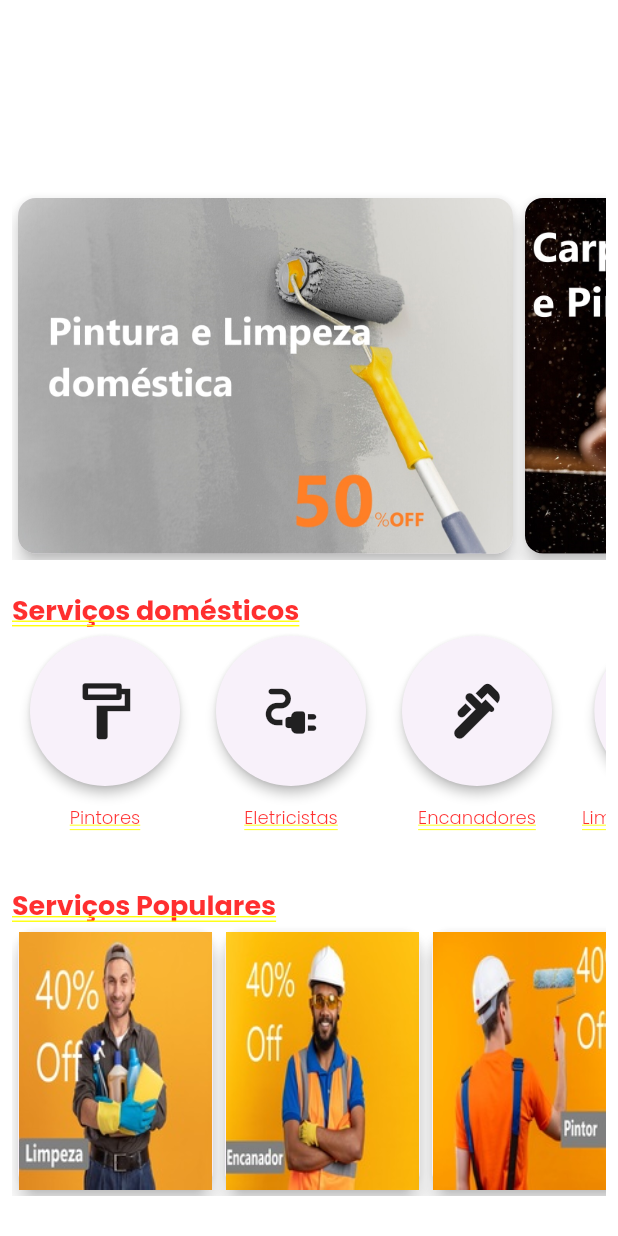
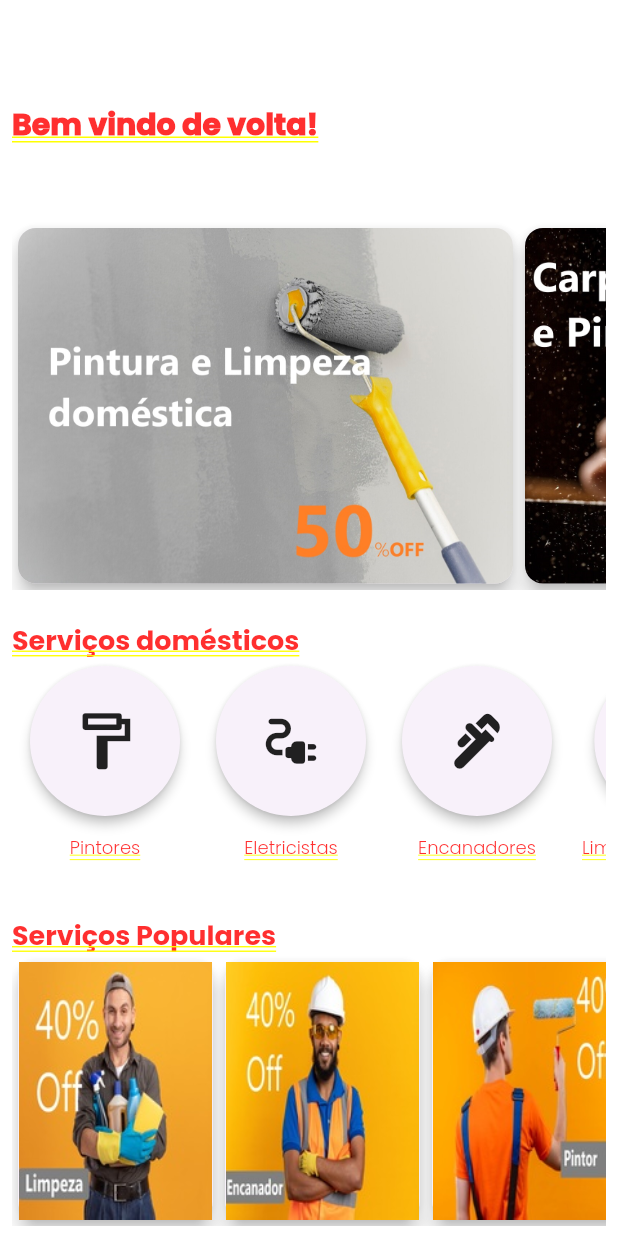
Before and after one commit to emanuelamaral/projeto_home_service, a Flutter app: the HomePage screen opened by its route, on a phone screen of 412 x 824 dp. Run offline on Flutter 3.47's test engine with Material 3 defaults, Android fonts, the phone set to English and light mode, and no system bars; our stand-ins replace flutter_onboarding_slider, fluttertoast, mask_text_input_formatter; accounts and stored records are empty; network calls fail.

Commit message:
Update HomePage

```diff
--- a/lib/src/pages/home/home_page.dart
+++ b/lib/src/pages/home/home_page.dart
@@ -2,25 +2,43 @@ import 'package:flutter/material.dart';
 import 'package:projeto_home_service/src/components/homePage/combos_services_card.dart';
 import 'package:projeto_home_service/src/components/homePage/home_services_card_list.dart';
 import 'package:projeto_home_service/src/components/homePage/popular_home_services_card.dart';
+import 'package:projeto_home_service/src/provider/user_provider.dart';
+import 'package:provider/provider.dart';
 
 class HomePage extends StatelessWidget {
   const HomePage({super.key});
 
   @override
   Widget build(BuildContext context) {
-    return const SingleChildScrollView(
+    final user = Provider.of<UserProvider>(context).user;
+    return SingleChildScrollView(
       child: Padding(
-        padding: EdgeInsets.all(8.0),
+        padding: const EdgeInsets.all(8.0),
         child: Column(
           mainAxisAlignment: MainAxisAlignment.center,
           crossAxisAlignment: CrossAxisAlignment.start,
           children: [
-            SizedBox(height: 120),
-            CombosServicesCard(),
-            SizedBox(height: 20),
-            HomeServiceCardList(),
-            SizedBox(height: 20),
-            PopularHomeServicesCard(),
+            const SizedBox(height: 60),
+            const Text(
+              'Bem vindo de volta!',
+              style: TextStyle(
+                  fontFamily: 'Poppins',
+                  // fontWeight: FontWeight.bold,
+                  fontSize: 20),
+            ),
+            Text(
+              '${user.name}',
+              style: const TextStyle(
+                  fontFamily: 'Poppins',
+                  fontSize: 20,
+                  fontWeight: FontWeight.bold),
+            ),
+            const SizedBox(height: 20),
+            const CombosServicesCard(),
+            const SizedBox(height: 20),
+            const HomeServiceCardList(),
+            const SizedBox(height: 20),
+            const PopularHomeServicesCard(),
           ],
         ),
       ),
```
